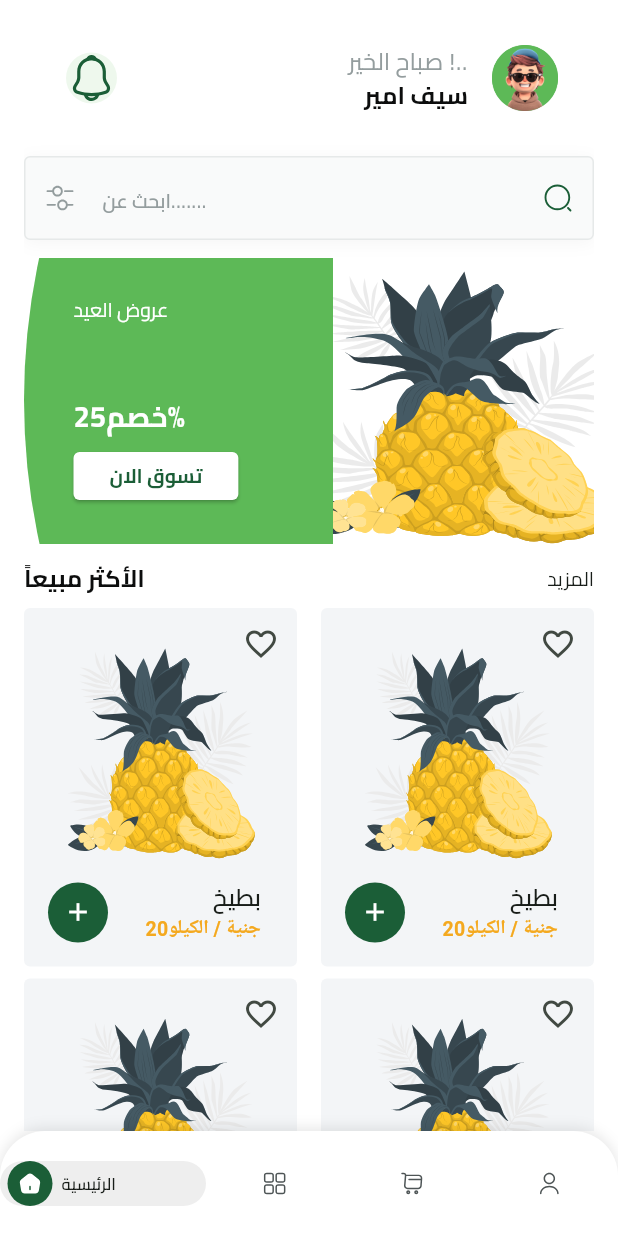
After one commit to SaifAmir39/fruit_hup_store_Project-completion, a Flutter app: the HomeViwe screen opened directly, on a phone screen of 412 x 824 dp. The commit adds this screen. Run offline on Flutter 3.47's test engine with Material 3 defaults, Android fonts, the phone set to English and light mode, and no system bars; our stand-ins replace bloc, cloud_firestore, dartz, dots_indicator, firebase_auth, firebase_core and 6 more; missing offline and left inert: flutter_facebook_auth; accounts and stored records are empty.

Commit message:
home viwe ui done

```diff
--- a/lib/core/service/Database_service.dart
+++ b/lib/core/service/Database_service.dart
@@ -6,4 +6,5 @@ Future<void>AddData ( {required String path,required Map<String,dynamic>data,req
 Future<Userentitie> getuserdata({required String path,required String uid});
 
 Future<bool > checkifdocumentexit({required String path,required String documentid});
+
 }
--- /dev/null
+++ b/lib/core/utils/custome_search _textfailed.dart
@@ -0,0 +1,73 @@
+import 'package:flutter/material.dart';
+import 'package:flutter_svg/svg.dart';
+import 'package:fruit_hup_store/core/utils/app_images.dart';
+import 'package:fruit_hup_store/core/utils/app_text_styles.dart';
+
+class CustomeSearchTextfailed extends StatelessWidget {
+  @override
+  Widget build(BuildContext context) {
+    return Container(
+       decoration: ShapeDecoration(
+            color: Colors.white,
+            shape: RoundedRectangleBorder(borderRadius: BorderRadius.circular(4)),
+            shadows: [
+              BoxShadow(
+                color: Color(0x0A000000),
+                blurRadius: 9,
+                offset: Offset(0, 2),
+                spreadRadius: 0,
+              )
+            ],
+          ),
+      child: TextField(
+       decoration: InputDecoration(
+        suffixIcon: SizedBox(
+         width: 20,
+          height: 20,
+          child: SvgPicture.asset(Assets.imagesSearchIcon,fit: BoxFit.scaleDown),
+            ),
+           prefixIcon: SizedBox(
+         width: 20 ,
+         height: 20,
+         child: SvgPicture.asset(Assets.imagesFilter,fit: BoxFit.scaleDown),
+           ),
+           filled: true,
+       fillColor:Color(0xFFF9FAFA) ,
+
+           hintText: "ابحث عن.......",
+
+           hintStyle: TextStyles.semiBold13.copyWith(color: Color(0xFF949D9E),),
+          border: OutlineInputBorder(
+          borderRadius: BorderRadius.circular(4),
+
+          ),
+
+          focusedBorder: Bulidborder(),
+          enabledBorder: Bulidborder( ),
+       ),
+
+
+         onChanged: (value){}
+
+
+      ),
+    );
+  }
+}
+
+
+OutlineInputBorder Bulidborder (){
+
+
+
+return   OutlineInputBorder(
+
+   borderSide: BorderSide(
+  width: 1,
+    color: Color(0xffE6E9E9),
+   ),
+   borderRadius: BorderRadius.circular(4),
+
+    );
+
+ }
--- a/lib/core/utils/helper_functions/on_generate_routes.dart
+++ b/lib/core/utils/helper_functions/on_generate_routes.dart
@@ -3,8 +3,8 @@ import 'package:flutter/material.dart';
 import 'package:fruit_hup_store/features/Splash_/presentation/Viwes/widgets/Splash_View.dart';
 import 'package:fruit_hup_store/features/auth/prsentaion/Viwes/loin_viwe.dart';
 import 'package:fruit_hup_store/features/auth/prsentaion/Viwes/signup_Viwe.dart';
+import 'package:fruit_hup_store/features/home/prsentation/viwes/home_viwe.dart';
 import 'package:fruit_hup_store/features/on_boardin/presentation/Viwes/on_boardaing_viwe.dart';
-
 Route<dynamic> onGenerateRoute(RouteSettings settings) {
   switch (settings.name) {
     case SplashView.routeName:
@@ -18,6 +18,9 @@ Route<dynamic> onGenerateRoute(RouteSettings settings) {
       return MaterialPageRoute(builder: (context) =>LoinViwe());
        case SignupViwe.routeName:
       return MaterialPageRoute(builder: (context) =>SignupViwe());
+
+      case HomeViwe.routeName:
+      return MaterialPageRoute(builder: (context) =>HomeViwe());
    default:
    return MaterialPageRoute(builder: (context)=>  Scaffold());
   }
--- a/lib/features/auth/data/models/user_model.dart
+++ b/lib/features/auth/data/models/user_model.dart
@@ -7,7 +7,7 @@ class UserModel extends Userentitie {
 
   factory UserModel.fromFirebaseUser(User user){
 
-return UserModel(email: user.email ?? "", name: user.displayName?? "", udi: user.uid ?? "");
+return UserModel(email: user.email ?? "", name: user.displayName?? "", udi: user.uid );
 
   }
 
--- a/lib/features/auth/prsentaion/Viwes/loin_viwe.dart
+++ b/lib/features/auth/prsentaion/Viwes/loin_viwe.dart
@@ -8,6 +8,7 @@ import 'package:fruit_hup_store/core/utils/helper_functions/Custome%20_Appbar.da
 import 'package:fruit_hup_store/features/auth/domain/repoes/auth_repo.dart';
 import 'package:fruit_hup_store/features/auth/prsentaion/cubits/sign_in_cubit.dart';
 import 'package:fruit_hup_store/features/auth/prsentaion/Viwes/widgets/Login_viwe_body.dart';
+import 'package:fruit_hup_store/features/home/prsentation/viwes/home_viwe.dart';
 
 class LoinViwe extends StatelessWidget {
   static const routeName = "Login_viwe";
@@ -25,6 +26,7 @@ class LoinViwe extends StatelessWidget {
 
 
             if (state is SignInsucess){
+                   Navigator.pushNamedAndRemoveUntil(context,   HomeViwe.routeName, (route) => false);
 
                ScaffoldMessenger.of(context).showSnackBar(
                 SnackBar(
--- /dev/null
+++ b/lib/features/home/domain/entites/Bootom_Navgationbar_entites.dart
@@ -0,0 +1,40 @@
+
+import 'package:fruit_hup_store/core/utils/app_images.dart';
+
+class BootomNavgationbarEntites   {
+final String activeimage ,inactiveimage ;
+    final String name;
+    BootomNavgationbarEntites({required this.activeimage,required this.inactiveimage ,required this.name});
+
+
+
+}
+
+
+  List<BootomNavgationbarEntites>get bootomNavgationbarEntites =>[
+
+   BootomNavgationbarEntites(
+    activeimage: Assets.imagesVuesaxBoldHome,
+    inactiveimage: Assets.imagesVuesaxOutlineHome,
+    name: 'الرئيسية',
+  ),
+  BootomNavgationbarEntites(
+    activeimage: Assets.imagesVuesaxBoldProducts,
+    inactiveimage: Assets.imagesVuesaxOutlineProducts,
+    name: "المنتجات"
+  ),
+  BootomNavgationbarEntites(
+    activeimage: Assets.imagesVuesaxBoldShoppingCart,
+    inactiveimage:Assets.imagesVuesaxOutlineShoppingCart,
+    name: "سلة التسوق"
+  ),
+  BootomNavgationbarEntites(
+    activeimage: Assets.imagesVuesaxBoldUser,
+    inactiveimage: Assets.imagesVuesaxOutlineUser,
+    name: 'حسابي',
+  ),
+
+
+
+
+  ];
--- /dev/null
+++ b/lib/features/home/prsentation/viwes/home_viwe.dart
@@ -0,0 +1,20 @@
+import 'package:flutter/material.dart';
+import 'package:flutter/widgets.dart';
+import 'package:fruit_hup_store/features/home/prsentation/widgets/cutome_bootom_navgaitonbar.dart';
+import 'package:fruit_hup_store/features/home/prsentation/widgets/home_viwe_body.dart';
+
+class HomeViwe extends StatelessWidget {
+ static const String routeName = 'Home viwe';
+   @override
+  Widget build(BuildContext context) {
+  return Scaffold(
+   bottomNavigationBar: CustomeBootomNavgaitonbar(),
+  body: SafeArea(child: HomeViweBody()),
+  );
+
+
+
+  }
+
+
+}
--- /dev/null
+++ b/lib/features/home/prsentation/widgets/Best_saling_header.dart
@@ -0,0 +1,17 @@
+import 'package:flutter/material.dart';
+import 'package:fruit_hup_store/core/utils/app_text_styles.dart';
+
+class BestSalingHeader  extends StatelessWidget{
+  @override
+  Widget build(BuildContext context) {
+    return Row(
+      mainAxisAlignment: MainAxisAlignment.spaceBetween,
+      children: [
+        Text("الأكثر مبيعاً",textAlign:TextAlign.right , style: TextStyles.bold16.copyWith(
+          color: Color(0xFF0C0D0D),
+        ),),
+        Text("المزيد ",textAlign:TextAlign.right,style:TextStyles.regular13),
+      ],
+    );
+  }
+}
--- /dev/null
+++ b/lib/features/home/prsentation/widgets/best_saling_gridviwe.dart
@@ -0,0 +1,22 @@
+import 'package:flutter/material.dart';
+import 'package:fruit_hup_store/features/home/prsentation/widgets/product_itam.dart';
+
+class BestSalingGridviwe extends StatelessWidget {
+  @override
+  Widget build(BuildContext context) {
+    return SliverGrid.builder(
+
+      gridDelegate: SliverGridDelegateWithFixedCrossAxisCount(
+        childAspectRatio: 163/214,
+        crossAxisCount: 2,
+       mainAxisSpacing: 8,
+       crossAxisSpacing: 16,
+      ),
+      itemBuilder:
+      (context, index) {
+
+        return Productitem();
+      },
+    );
+  }
+}
--- /dev/null
+++ b/lib/features/home/prsentation/widgets/custome_home_appbar.dart
@@ -0,0 +1,43 @@
+import 'package:flutter/material.dart';
+import 'package:flutter_svg/svg.dart';
+import 'package:fruit_hup_store/core/utils/app_images.dart';
+import 'package:fruit_hup_store/core/utils/app_text_styles.dart';
+
+class CustomeHomeAppbar extends StatelessWidget {
+  @override
+  Widget build(BuildContext context) {
+    return ListTile(
+      leading: Padding(
+        padding: const EdgeInsets.symmetric(horizontal: 12),
+        child:    Container(
+            width: 34,
+            height: 34,
+            decoration: ShapeDecoration(
+              color: const Color(0xFFEEF8ED),
+              shape: OvalBorder(),
+
+            ),
+            child:SvgPicture.asset(Assets.imagesNotification,),
+
+
+          ),
+      ),
+
+     title: Text("صباح الخير !..",textAlign: TextAlign.right,
+     style: TextStyles.regular16.copyWith(color: Color(0xFF949D9E)),
+
+     ),
+     subtitle: Text("سيف امير ",textAlign: TextAlign.right, style:  TextStyles.bold16.copyWith(color: Color(0xFF0C0D0D))),
+        trailing: Container(
+          width: 44,
+          height: 44,
+          decoration: ShapeDecoration(
+            color:  Colors.green.shade500,
+            shape: OvalBorder(),
+          ),
+          child:Image.asset(Assets.imagesProfileImage,),
+        ),
+
+    );
+  }
+}
--- /dev/null
+++ b/lib/features/home/prsentation/widgets/cutome_bootom_navgaitonbar.dart
@@ -0,0 +1,127 @@
+import 'package:flutter/material.dart';
+import 'package:flutter_svg/flutter_svg.dart';
+import 'package:fruit_hup_store/core/utils/app_text_styles.dart';
+import 'package:fruit_hup_store/features/home/domain/entites/Bootom_Navgationbar_entites.dart';
+
+class CustomeBootomNavgaitonbar extends StatefulWidget {
+  @override
+  State<CustomeBootomNavgaitonbar> createState() =>
+      _CustomeBootomNavgaitonbarState();
+}
+
+class _CustomeBootomNavgaitonbarState extends State<CustomeBootomNavgaitonbar> {
+  int indexslected = 0;
+  @override
+  Widget build(BuildContext context) {
+    return Container(
+      width: double.infinity,
+      height: 70,
+      decoration: ShapeDecoration(
+        color: Colors.white,
+        shape: RoundedRectangleBorder(
+          borderRadius: BorderRadius.only(
+            topLeft: Radius.circular(30),
+            topRight: Radius.circular(30),
+          ),
+        ),
+        shadows: [
+          BoxShadow(
+            color: Color(0x19000000),
+            blurRadius: 7,
+            offset: Offset(0, -2),
+            spreadRadius: 0,
+          ),
+        ],
+      ),
+      child: Row(
+        children: bootomNavgationbarEntites.asMap().entries.map((e) {
+          var index = e.key;
+
+          var enetie = e.value;
+
+          return Expanded(
+            flex: index == indexslected ?3 :2,
+            child: GestureDetector(
+              onTap: (){
+                setState(() {
+                  indexslected=index;
+                });
+              },
+              child: BootomNavgaitonbaritem(
+                isslected: indexslected == index,
+                bootomNavgationbarEntites: enetie,
+              ),
+            ),
+          );
+        }).toList(),
+      ),
+    );
+  }
+}
+
+class InActiveItem extends StatelessWidget {
+  final String image;
+  InActiveItem({required this.image});
+  @override
+  Widget build(BuildContext context) {
+    return SvgPicture.asset(image);
+  }
+}
+
+class BootomNavgaitonbaritem extends StatelessWidget {
+  final BootomNavgationbarEntites bootomNavgationbarEntites;
+  final bool isslected;
+  BootomNavgaitonbaritem({
+    required this.isslected,
+    required this.bootomNavgationbarEntites,
+  });
+
+  @override
+  Widget build(BuildContext context) {
+    return isslected
+        ? ActiveItem(
+            image: bootomNavgationbarEntites.activeimage,
+            name: bootomNavgationbarEntites.name,
+          )
+        : InActiveItem(image: bootomNavgationbarEntites.inactiveimage);
+  }
+}
+
+class ActiveItem extends StatelessWidget {
+  final String image;
+  final String name;
+  ActiveItem({required this.image, required this.name});
+  @override
+  Widget build(BuildContext context) {
+    return Container(
+      padding: EdgeInsets.only(right: 16,left: 5),
+      width: 81,
+      height: 30,
+      decoration: ShapeDecoration(
+        color: const Color(0xFFEEEEEE),
+        shape: RoundedRectangleBorder(borderRadius: BorderRadius.circular(40)),
+      ),
+      child: Row(
+        mainAxisSize: MainAxisSize.min,
+        children: [
+
+          Container(
+
+            width: 30,
+            height: 30,
+            decoration: ShapeDecoration(
+              color: const Color(0xFF1B5E37),
+              shape: OvalBorder(),
+            ),
+            child: Center(child: SvgPicture.asset(image)),
+          ),
+
+          SizedBox(width:6),
+
+          Text(name, style: TextStyles.semiBold11),
+        ],
+
+      ),
+    );
+  }
+}
--- /dev/null
+++ b/lib/features/home/prsentation/widgets/featured_button.dart
@@ -0,0 +1,28 @@
+import 'package:flutter/material.dart';
+import 'package:fruit_hup_store/core/utils/app_text_styles.dart';
+
+class FeaturedButton extends StatelessWidget {
+  @override
+  Widget build(BuildContext context) {
+    return SizedBox(
+
+      height: 32,
+      child: ElevatedButton(
+
+        onPressed: (){},
+      style: ElevatedButton.styleFrom(
+
+        backgroundColor: Colors.white,
+        padding: EdgeInsets.symmetric(horizontal: 24,),
+        shape: RoundedRectangleBorder(
+          borderRadius: BorderRadius.circular(4)
+        ),
+
+      ),
+
+       child: FittedBox(child: Text("تسوق الان",style:TextStyles.bold13.copyWith(color: Color(0xFF1B5E37))))),
+    );
+
+
+  }
+}
--- /dev/null
+++ b/lib/features/home/prsentation/widgets/featured_item.dart
@@ -0,0 +1,59 @@
+import 'package:flutter/material.dart';
+import 'package:flutter_svg/flutter_svg.dart';
+import 'package:fruit_hup_store/core/utils/app_images.dart';
+import 'package:fruit_hup_store/core/utils/app_text_styles.dart';
+import 'package:fruit_hup_store/features/home/prsentation/widgets/featured_button.dart';
+import 'package:flutter_svg_provider/flutter_svg_provider.dart'as svg;
+class FeaturedItem extends StatelessWidget {
+
+  @override
+  Widget build(BuildContext context) {
+    var width=MediaQuery.of(context).size.width;
+  return SizedBox(
+    width:width ,
+    child:AspectRatio(
+      aspectRatio:342/158 ,
+      child: Stack(
+        children: [
+          Positioned(child:SvgPicture.asset(Assets.imagesPageViewItem2Image,fit: BoxFit.fill,),
+
+           right: 0,
+           bottom:
+           0,
+           left: width*.4,
+          top: 0,
+          ),
+
+
+          Container(
+
+            width: width *.5,
+            decoration: BoxDecoration(
+              image: DecorationImage(image:svg.Svg(Assets.imagesFeaturedItemBackground),fit: BoxFit.fill)
+            ),
+            child: Padding(
+              padding: const EdgeInsets.only(left: 33),
+              child: Column(
+                crossAxisAlignment: CrossAxisAlignment.start,
+                children: [
+                         SizedBox(height: 25,),
+                       Text("عروض العيد",style: TextStyles.regular13.copyWith(color: Colors.white),),
+
+                         Spacer(),
+                        Text("خصم25%",
+                        style: TextStyles.bold19.copyWith(color: Colors.white),),
+               SizedBox(height:11,),
+              FeaturedButton (),
+              SizedBox(height: 29,),
+              ],),
+            ),
+          )
+
+
+        ],
+      ),
+    ) ,
+  );
+
+  }
+}
--- /dev/null
+++ b/lib/features/home/prsentation/widgets/home_viwe_body.dart
@@ -0,0 +1,58 @@
+import 'package:flutter/material.dart';
+import 'package:fruit_hup_store/core/utils/custome_search%20_textfailed.dart';
+import 'package:fruit_hup_store/features/home/prsentation/widgets/Best_saling_header.dart';
+import 'package:fruit_hup_store/features/home/prsentation/widgets/best_saling_gridviwe.dart';
+import 'package:fruit_hup_store/features/home/prsentation/widgets/custome_home_appbar.dart';
+import 'package:fruit_hup_store/features/home/prsentation/widgets/list_overs.dart';
+
+class HomeViweBody extends StatelessWidget {
+  @override
+  Widget build(BuildContext context) {
+    return Padding(
+      padding: const EdgeInsets.only(left: 16, right: 16, top: 16),
+      child: CustomScrollView(
+        slivers: [
+
+          SliverToBoxAdapter(
+         child:CustomeHomeAppbar(),
+
+         ),
+          SliverToBoxAdapter(
+            child: SizedBox(
+              height: 16,
+            ),
+          ),
+          SliverToBoxAdapter(
+            child: CustomeSearchTextfailed(),
+          ),
+          SliverToBoxAdapter(
+            child: SizedBox(
+              height: 12,
+            ),
+          ),
+          SliverToBoxAdapter(
+            child:ListOvers(),
+          ),
+          SliverToBoxAdapter(
+            child: SizedBox(
+              height: 12,
+            ),
+          ),
+          SliverToBoxAdapter(
+            child:BestSalingHeader(),
+          ),
+          SliverToBoxAdapter(
+            child: SizedBox(
+              height: 8,
+            ),
+          ),
+
+         BestSalingGridviwe(),
+
+
+
+        ],
+      ),
+    );
+  }
+}
--- /dev/null
+++ b/lib/features/home/prsentation/widgets/list_overs.dart
@@ -0,0 +1,16 @@
+import 'package:flutter/material.dart';
+import 'package:fruit_hup_store/features/home/prsentation/widgets/featured_item.dart';
+
+class ListOvers extends StatelessWidget {
+  @override
+  Widget build(BuildContext context) {
+    return SingleChildScrollView(
+      scrollDirection: Axis.horizontal,
+      child:Row(
+        children:List.generate(4,(index) {
+          return FeaturedItem();
+        } ),
+      ) ,
+    );
+  }
+}
--- /dev/null
+++ b/lib/features/home/prsentation/widgets/product_itam.dart
@@ -0,0 +1,83 @@
+import 'package:flutter/material.dart';
+import 'package:flutter_svg/svg.dart';
+import 'package:fruit_hup_store/core/utils/app_images.dart';
+import 'package:fruit_hup_store/core/utils/app_text_styles.dart';
+
+class Productitem extends StatelessWidget {
+  const Productitem({super.key});
+
+  @override
+  Widget build(BuildContext context) {
+    return Container(
+      decoration: ShapeDecoration(
+        color: const Color(0xFFF3F5F7),
+        shape: RoundedRectangleBorder(borderRadius: BorderRadius.circular(4)),
+      ),
+      child: Stack(
+        children: [
+          Positioned(
+            top: 0,
+            right: 0,
+            child: IconButton(
+              onPressed: () {},
+              icon: Icon(Icons.favorite_border_outlined),
+            ),
+          ),
+          Positioned.fill(
+            child: Column(
+              children: [
+                SizedBox(height: 20),
+
+                 Flexible(
+                  child: FittedBox(
+                    fit: BoxFit.scaleDown,
+                    child: SvgPicture.asset(Assets.imagesPageViewItem2Image))),
+
+                ListTile(
+                  title: Text(
+                    "بطيخ ",
+                    style: TextStyles.semiBold16,
+                    textAlign: TextAlign.right,
+                  ),
+
+                  subtitle: Text.rich(
+                    TextSpan(
+                      children: [
+                        TextSpan(
+                          text: '20جنية ',
+                          style: TextStyles.bold13.copyWith(
+                            color: const Color(0xFFF4A91F),
+                          ),
+                        ),
+                        TextSpan(
+                          text: '/',
+                          style: TextStyles.bold13.copyWith(
+                            color: const Color(0xFFF4A91F),
+                          ),
+                        ),
+                        TextSpan(
+                          text: ' الكيلو',
+                          style: TextStyles.bold13.copyWith(
+                            color: const Color(0xFFF4A91F),
+                          ),
+                        ),
+                      ],
+                    ),
+                    textAlign: TextAlign.right,
+                  ),
+                  leading: CircleAvatar(
+                    backgroundColor: Color(0xFF1B5E37),
+                    child: IconButton(
+                      onPressed: () {},
+                      icon: Icon(Icons.add, color: Colors.white, size: 20),
+                    ),
+                  ),
+                ),
+              ],
+            ),
+          ),
+        ],
+      ),
+    );
+  }
+}
--- a/lib/features/on_boardin/presentation/Viwes/widgets/on_boarading_body.dart
+++ b/lib/features/on_boardin/presentation/Viwes/widgets/on_boarading_body.dart
@@ -1,5 +1,4 @@
 import 'package:flutter/material.dart';
-import 'package:flutter/widgets.dart';
 import 'package:dots_indicator/dots_indicator.dart';
 import 'package:fruit_hup_store/core/utils/Custome%20Bottun.dart';
 import 'package:fruit_hup_store/core/utils/app_colors.dart';
@@ -7,6 +6,8 @@ import 'package:fruit_hup_store/features/auth/prsentaion/Viwes/loin_viwe.dart';
 import 'package:fruit_hup_store/features/on_boardin/presentation/Viwes/widgets/on_bordaing_pageviwe.dart';
 
 class OnBoaradingBody extends StatefulWidget {
+  const OnBoaradingBody({super.key});
+
   @override
   State<OnBoaradingBody> createState() => _OnBoaradingBodyState();
 }
@@ -39,7 +40,7 @@ class _OnBoaradingBodyState extends State<OnBoaradingBody> {
     return Scaffold(
       body: Column(
         children: [
-          Expanded(child: OnBordaingPageviwe(pageController: pageController!)),
+          Expanded(child: OnBordaingPageviwe(pageController: pageController)),
           SizedBox(height: 75),
           DotsIndicator(
             dotsCount: 2,
--- a/lib/features/on_boardin/presentation/Viwes/widgets/on_bordaing_pageviwe.dart
+++ b/lib/features/on_boardin/presentation/Viwes/widgets/on_bordaing_pageviwe.dart
@@ -6,7 +6,7 @@ import 'package:fruit_hup_store/features/on_boardin/presentation/Viwes/widgets/P
 class OnBordaingPageviwe extends StatelessWidget {
   final PageController pageController;
 
-  OnBordaingPageviwe({required this.pageController});
+  const OnBordaingPageviwe({required this.pageController});
 
   @override
   Widget build(BuildContext context) {
```
Also changed, not shown: pubspec.yaml (+6 -1 lines), pubspec.lock, 1 other file.
